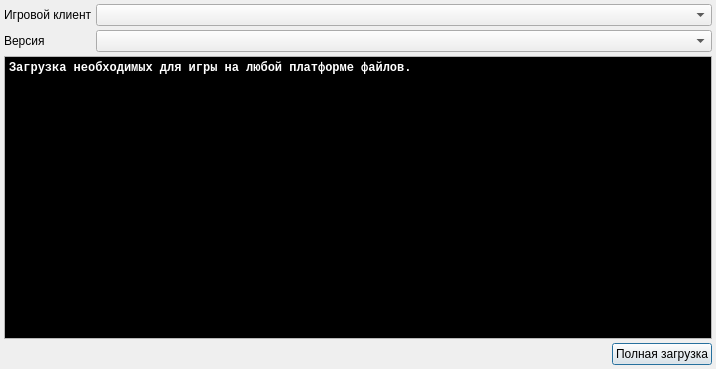
Qt form fetchdialog.ui (dngulin/ttyhlauncher) before a commit.
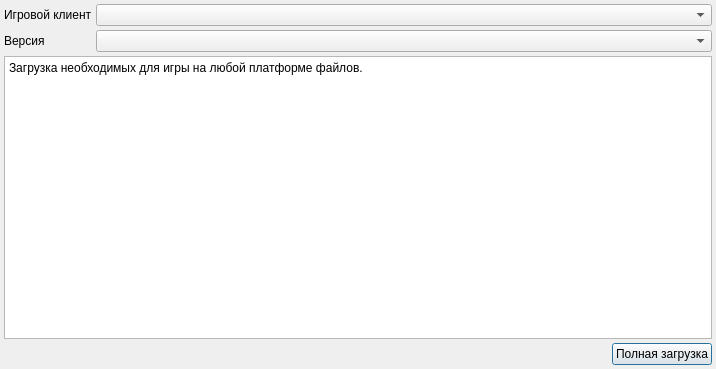
The same form after that commit.

Patch:
```diff
--- a/fetchdialog.ui
+++ b/fetchdialog.ui
@@ -64,104 +64,6 @@
        <verstretch>0</verstretch>
       </sizepolicy>
      </property>
-     <property name="palette">
-      <palette>
-       <active>
-        <colorrole role="Text">
-         <brush brushstyle="SolidPattern">
-          <color alpha="255">
-           <red>255</red>
-           <green>255</green>
-           <blue>255</blue>
-          </color>
-         </brush>
-        </colorrole>
-        <colorrole role="Base">
-         <brush brushstyle="SolidPattern">
-          <color alpha="255">
-           <red>0</red>
-           <green>0</green>
-           <blue>0</blue>
-          </color>
-         </brush>
-        </colorrole>
-        <colorrole role="Highlight">
-         <brush brushstyle="SolidPattern">
-          <color alpha="255">
-           <red>73</red>
-           <green>73</green>
-           <blue>73</blue>
-          </color>
-         </brush>
-        </colorrole>
-       </active>
-       <inactive>
-        <colorrole role="Text">
-         <brush brushstyle="SolidPattern">
-          <color alpha="255">
-           <red>255</red>
-           <green>255</green>
-           <blue>255</blue>
-          </color>
-         </brush>
-        </colorrole>
-        <colorrole role="Base">
-         <brush brushstyle="SolidPattern">
-          <color alpha="255">
-           <red>0</red>
-           <green>0</green>
-           <blue>0</blue>
-          </color>
-         </brush>
-        </colorrole>
-        <colorrole role="Highlight">
-         <brush brushstyle="SolidPattern">
-          <color alpha="255">
-           <red>73</red>
-           <green>73</green>
-           <blue>73</blue>
-          </color>
-         </brush>
-        </colorrole>
-       </inactive>
-       <disabled>
-        <colorrole role="Text">
-         <brush brushstyle="SolidPattern">
-          <color alpha="255">
-           <red>255</red>
-           <green>253</green>
-           <blue>253</blue>
-          </color>
-         </brush>
-        </colorrole>
-        <colorrole role="Base">
-         <brush brushstyle="SolidPattern">
-          <color alpha="255">
-           <red>232</red>
-           <green>231</green>
-           <blue>230</blue>
-          </color>
-         </brush>
-        </colorrole>
-        <colorrole role="Highlight">
-         <brush brushstyle="SolidPattern">
-          <color alpha="255">
-           <red>155</red>
-           <green>154</green>
-           <blue>153</blue>
-          </color>
-         </brush>
-        </colorrole>
-       </disabled>
-      </palette>
-     </property>
-     <property name="font">
-      <font>
-       <family>Liberation Mono</family>
-       <weight>75</weight>
-       <bold>true</bold>
-      </font>
-     </property>
      <property name="readOnly">
       <bool>true</bool>
      </property>
```
